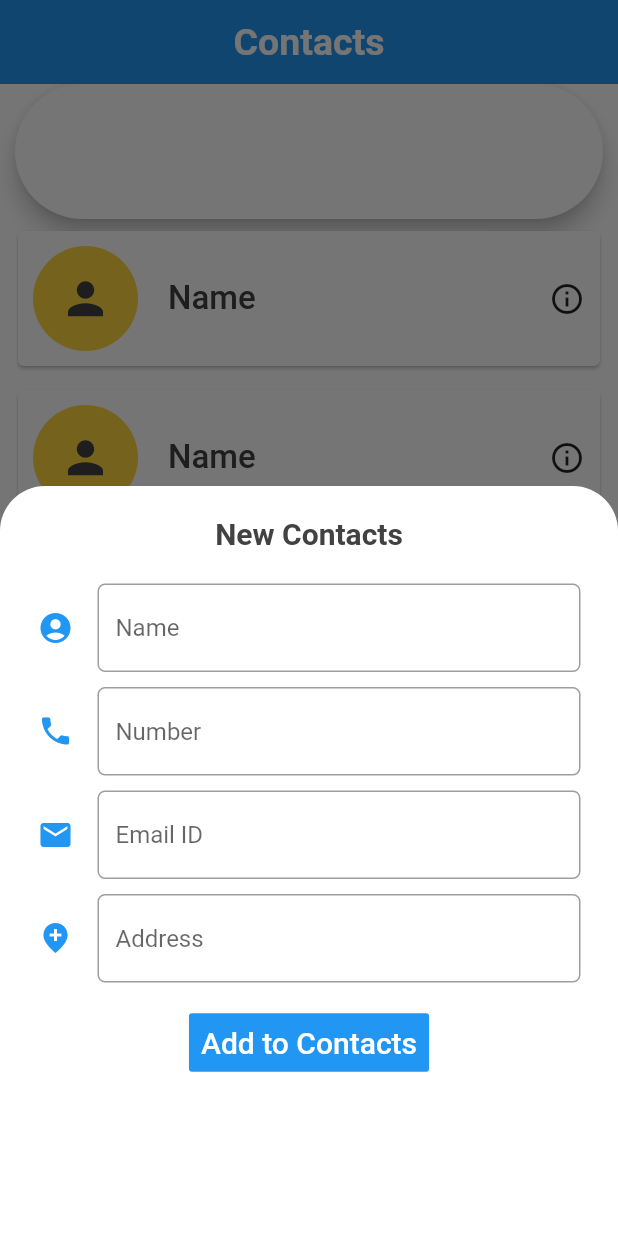
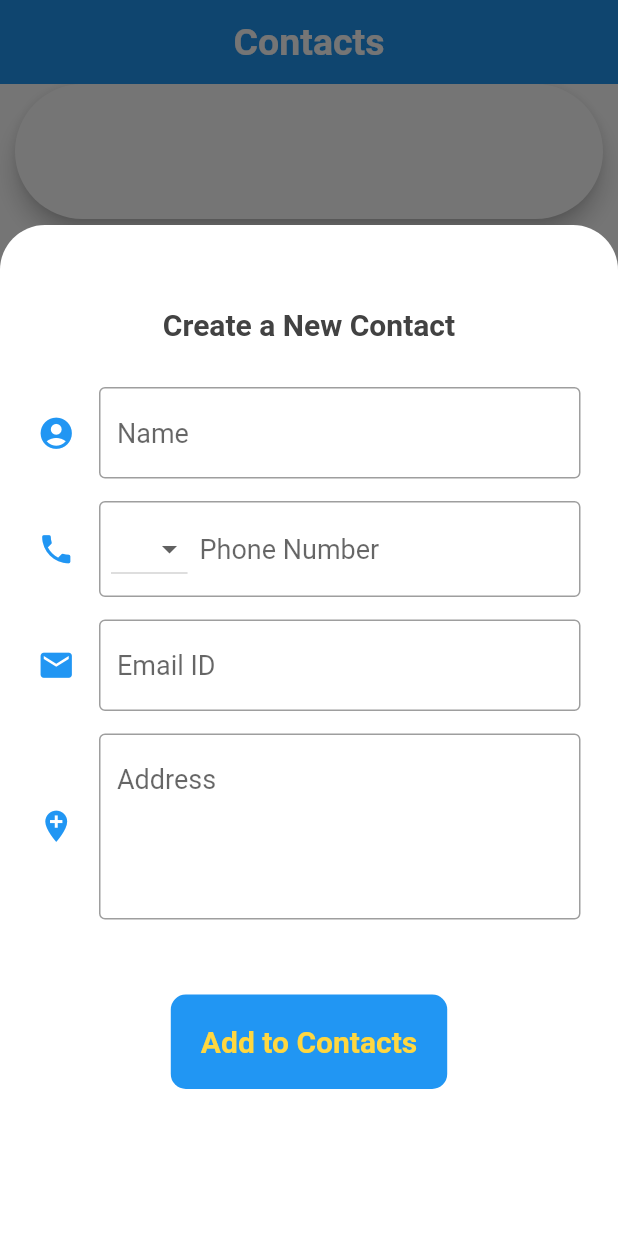
Before and after one commit to jendcruz22/ContactManagement-Flutter, a Flutter app: the screen it shows after launch, after a tap on the "add" icon, on a phone screen of 412 x 824 dp. Run offline on Flutter 3.47's test engine with Material 2 defaults, Android fonts, the phone set to English and light mode, and no system bars; missing offline and left inert: flappy_search_bar.

Commit message:
added: validators to bottom sheet

```diff
--- a/lib/screens/home.dart
+++ b/lib/screens/home.dart
@@ -1,6 +1,8 @@
 import 'package:flutter/material.dart';
-import 'package:mcc_project/screens/about_us.dart';
-import 'package:mcc_project/screens/contacts.dart';
+
+import 'about_us.dart';
+import 'contacts.dart';
+import 'widgets/bottom_sheet.dart';
 
 class Home extends StatefulWidget {
   @override
@@ -44,149 +46,7 @@ class _HomeState extends State<Home> {
               isScrollControlled: true,
               enableDrag: true,
               builder: (BuildContext bc) {
-                return Container(
-                  decoration: BoxDecoration(
-                    borderRadius: BorderRadius.only(
-                      topLeft: Radius.circular(30),
-                      topRight: Radius.circular(30),
-                    ),
-                    color: Colors.white,
-                  ),
-                  margin: EdgeInsets.only(
-                    top: 150.0,
-                  ),
-                  height: 500.0,
-
-                  child: Padding(
-                    padding: const EdgeInsets.all(20.0),
-                    child: new Wrap(
-                      children: <Widget>[
-
-                        Center(
-                          child: Text(
-                            "New Contacts",
-                            style: TextStyle(
-                              fontSize: 20.0,
-                              fontWeight: FontWeight.w700,
-                              color: Colors.grey[800],
-                            ),
-                          ),
-                        ),
-
-                        SizedBox(height: 40.0,),
-
-                        Padding(
-                          padding: const EdgeInsets.all(5.0),
-                          child: TextFormField(
-                            cursorColor: Colors.amber,
-                            decoration: InputDecoration(
-                              border: OutlineInputBorder(
-                                borderRadius: BorderRadius.circular(5.0),
-                                borderSide: BorderSide(
-                                  color: Colors.blue,
-                                  style: BorderStyle.solid,
-                                ),
-                              ),
-                              icon: Icon(
-                                Icons.account_circle_rounded,
-                                color: Colors.blue,
-                              ),
-                              hintText: 'Name',
-                              focusColor: Colors.blue,
-                              ),
-                            ),
-                        ),
-
-                        Padding(
-                          padding: const EdgeInsets.all(5.0),
-                          child: TextFormField(
-                            cursorColor: Colors.amber,
-                            decoration: InputDecoration(
-                              border: OutlineInputBorder(
-                                borderRadius: BorderRadius.circular(5.0),
-                                borderSide: BorderSide(
-                                    color: Colors.blue,
-                                    style: BorderStyle.solid,
-                                ),
-                              ),
-                              icon: Icon(
-                                Icons.phone,
-                                color: Colors.blue,
-                              ),
-                              hintText:  'Number',
-                              focusColor: Colors.blue,
-                            ),
-                          ),
-                        ),
-
-                        Padding(
-                          padding: const EdgeInsets.all(5.0),
-                          child: TextFormField(
-                            cursorColor: Colors.amber,
-                            decoration: InputDecoration(
-                              border: OutlineInputBorder(
-                                borderRadius: BorderRadius.circular(5.0),
-                                borderSide: BorderSide(
-                                  color: Colors.blue,
-                                  style: BorderStyle.solid,
-                                ),
-                              ),
-                              icon: Icon(
-                                Icons.email,
-                                color: Colors.blue,
-                              ),
-                              hintText:  'Email ID',
-                              focusColor: Colors.blue,
-                            ),
-                          ),
-                        ),
-
-                        Padding(
-                          padding: const EdgeInsets.all(5.0),
-                          child: TextFormField(
-                            cursorColor: Colors.amber,
-                            decoration: InputDecoration(
-                              border: OutlineInputBorder(
-                                borderRadius: BorderRadius.circular(5.0),
-                                borderSide: BorderSide(
-                                  color: Colors.blue,
-                                  style: BorderStyle.solid,
-                                ),
-                              ),
-                              icon: Icon(
-                                Icons.add_location_sharp,
-                                color: Colors.blue,
-                              ),
-                              hintText:  'Address',
-                              focusColor: Colors.blue,
-                            ),
-                          ),
-                        ),
-
-                        SizedBox(height: 80.0,),
-
-                        Center(
-                            child: FlatButton(
-                              color: Colors.blue,
-                              textColor: Colors.white,
-                              disabledColor: Colors.grey,
-                              disabledTextColor: Colors.black,
-                              padding: EdgeInsets.all(8.0),
-                              splashColor: Colors.blueAccent,
-                              onPressed: () {
-                                /*...*/
-                              },
-                              child: Text(
-                                "Add to Contacts",
-                                style: TextStyle(fontSize: 20.0),
-                              ),
-                            )
-                        ),
-
-                      ],
-                    ),
-                  ),
-                );
+                return CustomBottomSheet();
               });
         },
       ),
--- /dev/null
+++ b/lib/screens/widgets/bottom_sheet.dart
@@ -0,0 +1,415 @@
+import 'package:flutter/material.dart';
+
+class CustomBottomSheet extends StatefulWidget {
+  @override
+  _CustomBottomSheetState createState() => _CustomBottomSheetState();
+}
+
+class _CustomBottomSheetState extends State<CustomBottomSheet> {
+  final _formKey = GlobalKey<FormState>();
+  bool _autoValidate = false;
+  TextEditingController _nameController = TextEditingController();
+  TextEditingController _numberController = TextEditingController();
+  TextEditingController _emailController = TextEditingController();
+  TextEditingController _addressController = TextEditingController();
+  String _prefix;
+
+  @override
+  void dispose() {
+    // TODO: implement dispose
+    super.dispose();
+    _nameController.dispose();
+    _numberController.dispose();
+    _emailController.dispose();
+    _addressController.dispose();
+  }
+
+  @override
+  Widget build(BuildContext context) {
+    return GestureDetector(
+      behavior: HitTestBehavior.opaque,
+      onTap: () {
+        FocusScope.of(context).requestFocus(new FocusNode());
+      },
+      child: Container(
+        decoration: BoxDecoration(
+          /// Rounded corners for the bottom sheet
+          borderRadius: BorderRadius.only(
+            topLeft: Radius.circular(30.0),
+            topRight: Radius.circular(30.0),
+          ),
+
+          /// Color of the bottom sheet
+          color: Colors.white,
+        ),
+
+        margin: const EdgeInsets.only(top: 150.0),
+
+        child: Padding(
+          padding: const EdgeInsets.all(25.0),
+          child: Form(
+            key: _formKey,
+
+            child: Column(
+              crossAxisAlignment: CrossAxisAlignment.start,
+              children: <Widget>[
+                SizedBox(
+                  height: 30.0,
+                ),
+
+                /// Title
+                Center(
+                  child: Text(
+                    "Create a New Contact",
+                    style: TextStyle(
+                      fontSize: 20.0,
+                      fontWeight: FontWeight.w700,
+                      color: Colors.grey[800],
+                    ),
+                  ),
+                ),
+
+                SizedBox(
+                  height: 30.0,
+                ),
+
+                /// Name text field
+                TextFormField(
+                  controller: _nameController,
+
+                  autovalidate: _autoValidate,
+
+                  validator: validateName,
+
+                  cursorColor: Colors.amber,
+
+                  style: TextStyle(
+                      color: Colors.grey[800],
+                      fontSize: 18.0,
+                      fontWeight: FontWeight.w400
+                  ),
+
+                  decoration: InputDecoration(
+                    hintText: 'Name',
+
+                    icon: Icon(
+                      Icons.account_circle,
+                      color: Colors.blue,
+                      size: 25.0,
+                    ),
+
+                    focusedBorder: OutlineInputBorder(
+                      borderSide: BorderSide(
+                        color: Colors.blue,
+                      ),
+                    ),
+
+                    enabledBorder: OutlineInputBorder(
+                      borderSide: BorderSide(
+                        color: Colors.grey[500],
+                      ),
+                    ),
+
+                    errorBorder: OutlineInputBorder(
+                      borderSide: BorderSide(
+                        color: Colors.red,
+                      ),
+                    ),
+
+                    focusedErrorBorder: OutlineInputBorder(
+                      borderSide: BorderSide(
+                        color: Colors.red,
+                      ),
+                    ),
+                  ),
+                ),
+
+                SizedBox(
+                  height: 15.0,
+                ),
+
+                /// Phone number text field
+                TextFormField(
+                  controller: _numberController,
+
+                  autovalidate: _autoValidate,
+
+                  validator: validateNumber,
+
+                  cursorColor: Colors.amber,
+
+                  keyboardType: TextInputType.number,
+
+                  maxLength: 10,
+
+                  maxLengthEnforced: true,
+
+                  style: TextStyle(
+                    color: Colors.grey[800],
+                    fontSize: 18.0,
+                    fontWeight: FontWeight.w400
+                  ),
+
+                  decoration: InputDecoration(
+                    hintText: 'Phone Number',
+
+                    counterText: '',
+
+                    prefixIcon: Padding(
+                      padding: const EdgeInsets.all(8.0),
+                      child: DropdownButton(
+                        value: _prefix,
+                        items: [
+                          DropdownMenuItem(
+                            child: Text(
+                              '022',
+                              style: TextStyle(
+                                color: Colors.grey[800],
+                              ),
+                            ),
+                            value: '022',
+                            onTap: () {},
+                          ),
+                          DropdownMenuItem(
+                            child: Text(
+                              '+91',
+                              style: TextStyle(
+                                color: Colors.grey[800],
+                              ),
+                            ),
+                            value: '+91',
+                            onTap: () {},
+                          ),
+                        ],
+                        onChanged: (value) {
+                          setState(() {
+                            _prefix = value;
+                            print(_prefix);
+                          });
+                        },
+                      ),
+                    ),
+
+                    icon: Icon(
+                      Icons.phone,
+                      color: Colors.blue,
+                      size: 25.0,
+                    ),
+
+                    focusedBorder: OutlineInputBorder(
+                      borderSide: BorderSide(
+                        color: Colors.blue,
+                      ),
+                    ),
+
+                    enabledBorder: OutlineInputBorder(
+                      borderSide: BorderSide(
+                        color: Colors.grey[500],
+                      ),
+                    ),
+
+                    errorBorder: OutlineInputBorder(
+                      borderSide: BorderSide(
+                        color: Colors.red,
+                      ),
+                    ),
+
+                    focusedErrorBorder: OutlineInputBorder(
+                      borderSide: BorderSide(
+                        color: Colors.red,
+                      ),
+                    ),
+                  ),
+                ),
+
+                SizedBox(
+                  height: 15.0,
+                ),
+
+                /// Email text field
+                TextFormField(
+                  controller: _emailController,
+
+                  autovalidate: _autoValidate,
+
+                  validator: validateEmail,
+
+                  cursorColor: Colors.amber,
+
+                  style: TextStyle(
+                      color: Colors.grey[800],
+                      fontSize: 18.0,
+                      fontWeight: FontWeight.w400
+                  ),
+
+                  decoration: InputDecoration(
+                    hintText: 'Email ID',
+
+                    icon: Icon(
+                      Icons.email,
+                      color: Colors.blue,
+                      size: 25.0,
+                    ),
+
+                    focusedBorder: OutlineInputBorder(
+                      borderSide: BorderSide(
+                        color: Colors.blue,
+                      ),
+                    ),
+
+                    enabledBorder: OutlineInputBorder(
+                      borderSide: BorderSide(
+                        color: Colors.grey[500],
+                      ),
+                    ),
+
+                    errorBorder: OutlineInputBorder(
+                      borderSide: BorderSide(
+                        color: Colors.red,
+                      ),
+                    ),
+
+                    focusedErrorBorder: OutlineInputBorder(
+                      borderSide: BorderSide(
+                        color: Colors.red,
+                      ),
+                    ),
+                  ),
+                ),
+
+                SizedBox(
+                  height: 15.0,
+                ),
+
+                /// Address text field
+                TextFormField(
+                  controller: _addressController,
+
+                  autovalidate: _autoValidate,
+
+                  cursorColor: Colors.amber,
+
+                  style: TextStyle(
+                      color: Colors.grey[800],
+                      fontSize: 18.0,
+                      fontWeight: FontWeight.w400
+                  ),
+
+                  maxLines: 4,
+
+                  decoration: InputDecoration(
+                    hintText: 'Address',
+
+                    icon: Icon(
+                      Icons.add_location,
+                      color: Colors.blue,
+                      size: 25.0,
+                    ),
+
+                    focusedBorder: OutlineInputBorder(
+                      borderSide: BorderSide(
+                        color: Colors.blue,
+                      ),
+                    ),
+
+                    enabledBorder: OutlineInputBorder(
+                      borderSide: BorderSide(
+                        color: Colors.grey[500],
+                      ),
+                    ),
+
+                    errorBorder: OutlineInputBorder(
+                      borderSide: BorderSide(
+                        color: Colors.red,
+                      ),
+                    ),
+
+                    focusedErrorBorder: OutlineInputBorder(
+                      borderSide: BorderSide(
+                        color: Colors.red,
+                      ),
+                    ),
+                  ),
+                ),
+
+                SizedBox(
+                  height: 50.0,
+                ),
+
+                Center(
+                  child: FlatButton(
+                    shape: RoundedRectangleBorder(
+                        borderRadius: BorderRadius.circular(10.0),
+                    ),
+                    color: Colors.blue,
+                    textColor: Colors.amberAccent,
+                    padding: EdgeInsets.all(20.0),
+                    splashColor: Colors.blueAccent,
+                    onPressed: () {
+                      _validateInputs();
+                    },
+                    child: Text(
+                      "Add to Contacts",
+                      style: TextStyle(
+                        fontSize: 20.0,
+                        fontWeight: FontWeight.bold,
+                      ),
+                    ),
+                  ),
+                ),
+              ],
+            ),
+          ),
+        ),
+      ),
+    );
+  }
+
+  String validateName(String name) {
+    if (name.length < 2)
+      return 'Name must be more than 1 character';
+    else
+      return null;
+  }
+
+  String validateNumber(String phoneNumber) {
+    if (phoneNumber == null || phoneNumber.isEmpty) {
+      return 'Enter a phone number';
+    }
+
+    if (_prefix == '022') {
+      if (phoneNumber.length < 8) {
+        return 'Enter a valid phone number';
+      }
+      return null;
+    } else {
+      if (phoneNumber.length < 10) {
+        return 'Enter a valid phone number';
+      }
+      return null;
+    }
+  }
+
+  String validateEmail(String email) {
+    Pattern pattern =
+        r'^(([^<>()[\]\\.,;:\s@\"]+(\.[^<>()[\]\\.,;:\s@\"]+)*)|(\".+\"))@((\[[0-9]{1,3}\.[0-9]{1,3}\.[0-9]{1,3}\.[0-9]{1,3}\])|(([a-zA-Z\-0-9]+\.)+[a-zA-Z]{2,}))$';
+    RegExp regex = new RegExp(pattern);
+    if (email.isNotEmpty)
+      if(!regex.hasMatch(email))
+        return 'Enter a valid email ID';
+      else
+        return null;
+    else
+      return null;
+  }
+
+  void _validateInputs() {
+    if (_formKey.currentState.validate()) {
+      print('valid');
+    } else {
+      setState(() {
+        _autoValidate = true;
+      });
+    }
+  }
+}
```
